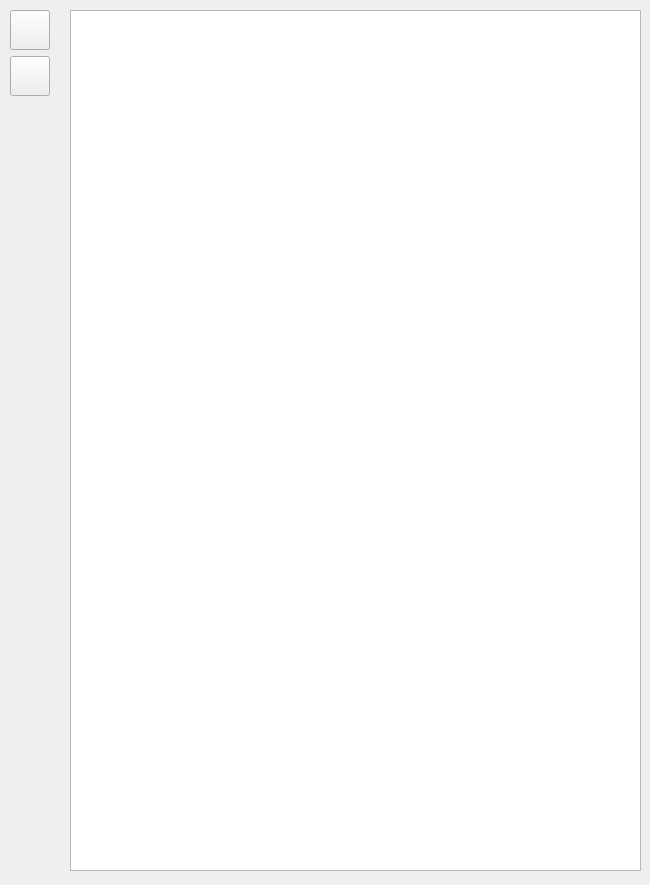
Before: the Qt Designer form OntologyEquationEditor/ui_aliastable.ui in heinz-preisig/ProMo-packages-OntologyBuilder, drawn with Qt 5.
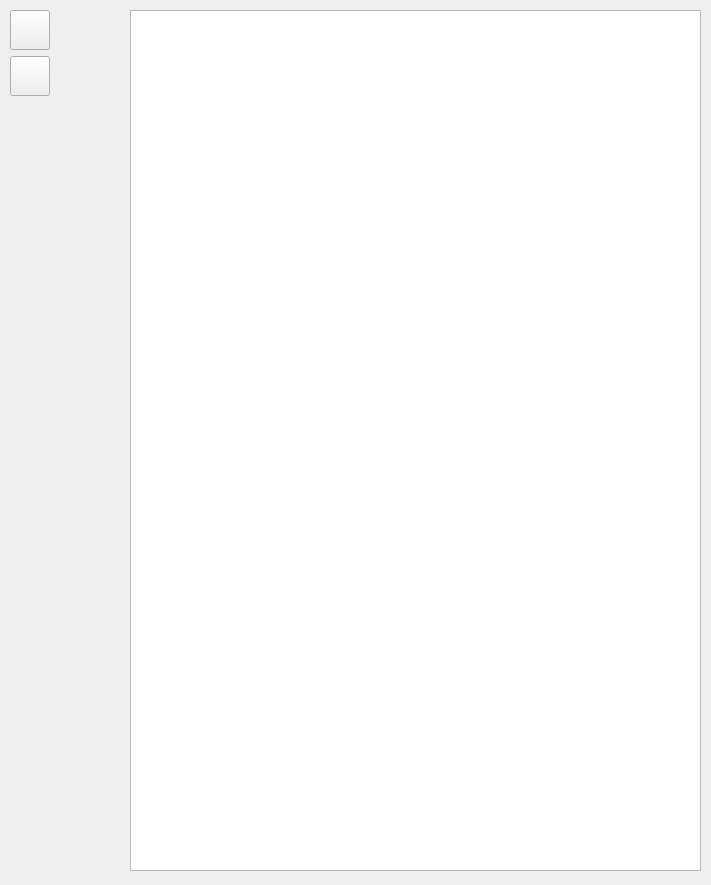
After: the same form once the commit is applied.

Diff of the .ui file:
```diff
--- a/OntologyEquationEditor/ui_aliastable.ui
+++ b/OntologyEquationEditor/ui_aliastable.ui
@@ -6,7 +6,7 @@
    <rect>
     <x>0</x>
     <y>0</y>
-    <width>650</width>
+    <width>711</width>
     <height>885</height>
    </rect>
   </property>
@@ -22,7 +22,7 @@
   <widget class="QTableWidget" name="tableWidget">
    <property name="geometry">
     <rect>
-     <x>70</x>
+     <x>130</x>
      <y>10</y>
      <width>571</width>
      <height>861</height>
```
Left out of the diff: 10 changed lines with no effect on the pictures.
